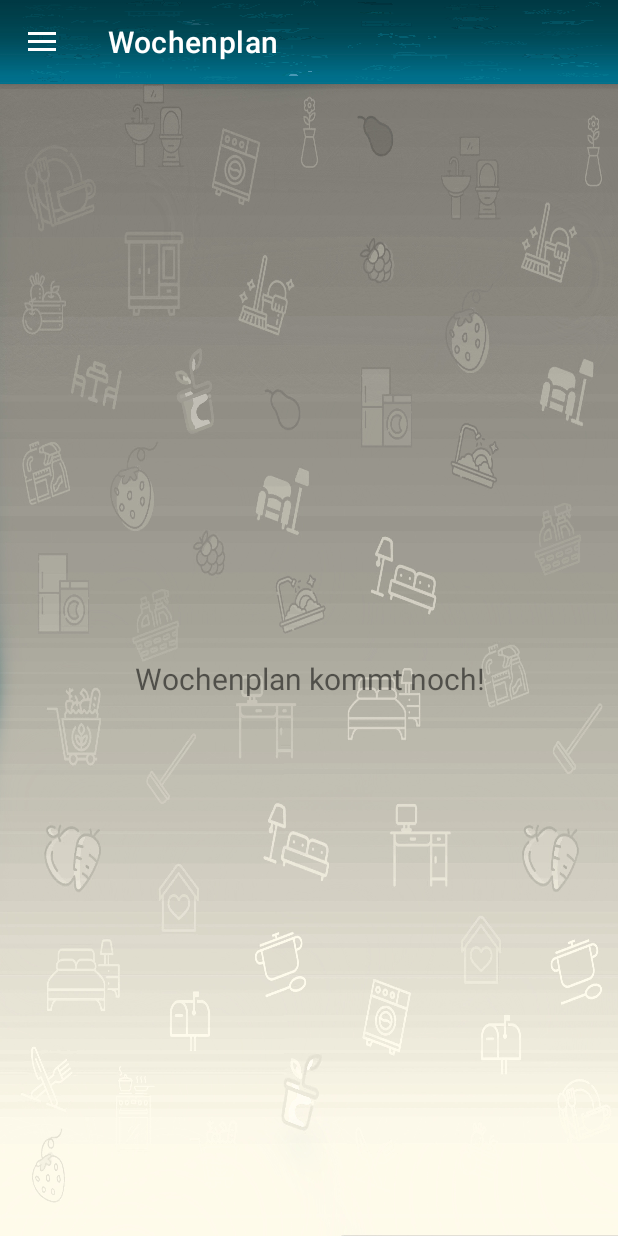
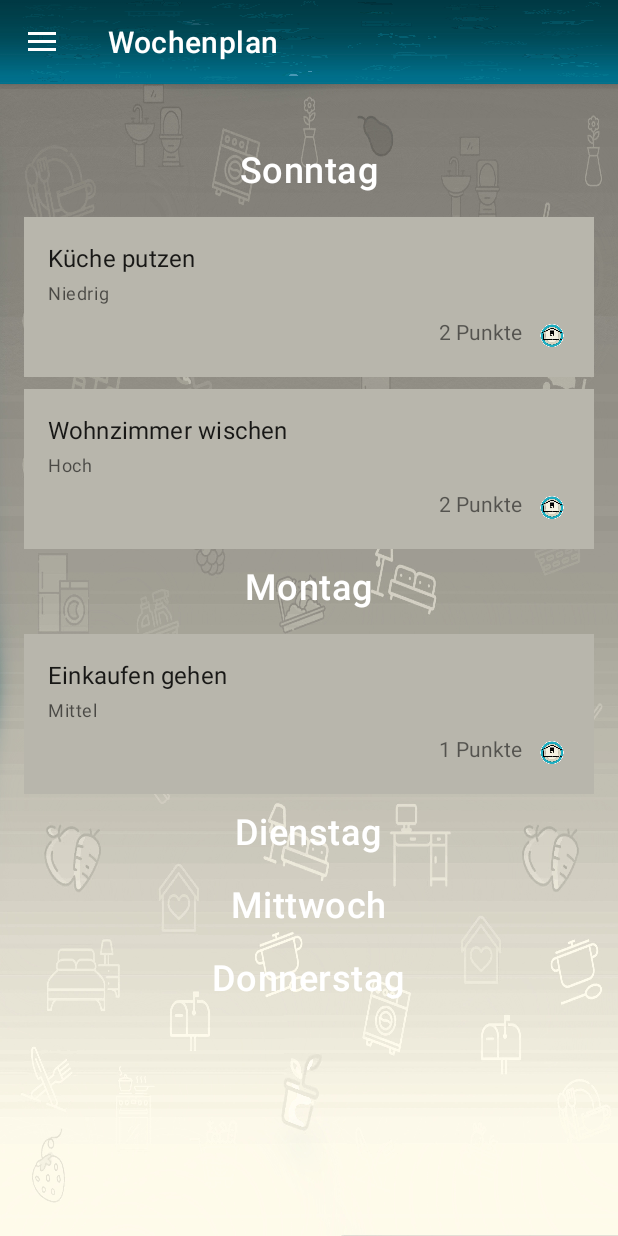
Before and after one commit to RetchBlade/SoftwarePraktikum, an Android app: the screen it shows after launch (MainActivity), on a phone screen of 412 x 824 dp. Run offline under Robolectric (Android 15) with nearby library versions, the phone set to English and light mode, and no system bars; our stand-ins replace navigation-ui.

Commit message:
Wochenplan begonnen

```diff
--- a/app/src/main/java/com/serenitysystems/livable/ui/wochenplan/WochenplanFragment.kt
+++ b/app/src/main/java/com/serenitysystems/livable/ui/wochenplan/WochenplanFragment.kt
@@ -4,41 +4,67 @@ import android.os.Bundle
 import android.view.LayoutInflater
 import android.view.View
 import android.view.ViewGroup
+import android.widget.ImageView
 import android.widget.TextView
 import androidx.fragment.app.Fragment
 import androidx.lifecycle.ViewModelProvider
+import com.serenitysystems.livable.R
 import com.serenitysystems.livable.databinding.FragmentWochenplanBinding
+import com.serenitysystems.livable.ui.wochenplan.data.Task
+import java.util.*
 
 class WochenplanFragment : Fragment() {
 
-    // Binding-Objekt, das nur zwischen onCreateView und onDestroyView gültig ist
     private var _binding: FragmentWochenplanBinding? = null
-
-    // Dieses Property ist nur zwischen onCreateView und onDestroyView gültig
     private val binding get() = _binding!!
 
     override fun onCreateView(
-        inflater: LayoutInflater,  // LayoutInflater zum Aufblasen von Layouts
-        container: ViewGroup?,    // Container, in den das Fragment eingefügt wird
-        savedInstanceState: Bundle? // gespeicherter Zustand
+        inflater: LayoutInflater,
+        container: ViewGroup?,
+        savedInstanceState: Bundle?
     ): View {
-        // Initialisieren des ViewModels
         val wochenplanViewModel =
             ViewModelProvider(this).get(WochenplanViewModel::class.java)
 
-        // Aufblasen des Layouts für dieses Fragment
         _binding = FragmentWochenplanBinding.inflate(inflater, container, false)
         val root: View = binding.root
 
-        // Finden der TextView und Beobachten der LiveData des ViewModels
-        val textView: TextView = binding.textHome
-        wochenplanViewModel.text.observe(viewLifecycleOwner) {
-            textView.text = it // Aktualisieren des Textes in der TextView, wenn sich die LiveData ändert
+        wochenplanViewModel.tasks.observe(viewLifecycleOwner) { tasks ->
+            displayTasks(tasks)
         }
-        return root // Zurückgeben der Wurzelansicht
+
+        return root
     }
 
-    // Aufräumen des Binding-Objekts, um Speicherlecks zu vermeiden
+    private fun displayTasks(tasks: List<Task>) {
+        val today = Calendar.getInstance().get(Calendar.DAY_OF_WEEK)
+        val daysOfWeek = arrayOf("Sonntag", "Montag", "Dienstag", "Mittwoch", "Donnerstag", "Freitag", "Samstag")
+        val startIndex = today - 1
+
+        val layout = binding.taskLayout
+        layout.removeAllViews()
+
+        for (i in 0..4) {
+            val dayIndex = (startIndex + i) % 7
+            val day = daysOfWeek[dayIndex]
+
+            val dayTasks = tasks.filter { it.day == day }
+
+            val dayHeader = LayoutInflater.from(context).inflate(R.layout.wochenplan_day_header, layout, false)
+            dayHeader.findViewById<TextView>(R.id.dayTitle).text = day
+            layout.addView(dayHeader)
+
+            for (task in dayTasks) {
+                val taskView = LayoutInflater.from(context).inflate(R.layout.wochenplan_task_item, layout, false)
+                taskView.findViewById<TextView>(R.id.taskDescription).text = task.description
+                taskView.findViewById<TextView>(R.id.taskPriority).text = task.priority
+                taskView.findViewById<TextView>(R.id.taskPoints).text = "${task.points} Punkte"
+                taskView.findViewById<ImageView>(R.id.taskAssigneeAvatar).setImageResource(task.avatar)
+                layout.addView(taskView)
+            }
+        }
+    }
+
     override fun onDestroyView() {
         super.onDestroyView()
         _binding = null
--- a/app/src/main/java/com/serenitysystems/livable/ui/wochenplan/WochenplanViewModel.kt
+++ b/app/src/main/java/com/serenitysystems/livable/ui/wochenplan/WochenplanViewModel.kt
@@ -3,14 +3,27 @@ package com.serenitysystems.livable.ui.wochenplan
 import androidx.lifecycle.LiveData
 import androidx.lifecycle.MutableLiveData
 import androidx.lifecycle.ViewModel
+import com.serenitysystems.livable.R
+import com.serenitysystems.livable.ui.wochenplan.data.Task
 
 class WochenplanViewModel : ViewModel() {
 
-    // Private MutableLiveData, die den Text speichert und initialisiert
-    private val _text = MutableLiveData<String>().apply {
-        value = "Wochenplan kommt noch!" // Initialer Wert für die LiveData
+    private val _tasks = MutableLiveData<List<Task>>()
+    val tasks: LiveData<List<Task>> = _tasks
+
+    init {
+        loadTasks()
     }
 
-    // Öffentlich zugängliche LiveData, die von der UI beobachtet werden kann
-    val text: LiveData<String> = _text
+    private fun loadTasks() {
+        // Hier könntest du die Aufgaben aus einer Datenquelle laden. Für das Beispiel sind sie hartcodiert.
+        val tasksList = listOf(
+            Task("Sonntag", "Küche putzen", "Niedrig", 2, "Haneen", R.drawable.logo),
+            Task("Sonntag", "Wohnzimmer wischen", "Hoch", 2, "Lorenz", R.drawable.logo),
+            Task("Montag", "Einkaufen gehen", "Mittel", 1, "Yanik", R.drawable.logo),
+            // Füge weitere Aufgaben hinzu...
+        )
+        _tasks.value = tasksList
+    }
+
 }
--- /dev/null
+++ b/app/src/main/java/com/serenitysystems/livable/ui/wochenplan/data/Task.kt
@@ -0,0 +1,10 @@
+package com.serenitysystems.livable.ui.wochenplan.data
+
+data class Task(
+    val day: String,
+    val description: String,
+    val priority: String,
+    val points: Int,
+    val assignee: String,
+    val avatar: Int // Drawable resource ID for the avatar
+)
--- a/app/src/main/res/layout/fragment_wochenplan.xml
+++ b/app/src/main/res/layout/fragment_wochenplan.xml
@@ -1,22 +1,21 @@
 <?xml version="1.0" encoding="utf-8"?>
-<androidx.constraintlayout.widget.ConstraintLayout xmlns:android="http://schemas.android.com/apk/res/android"
-    xmlns:app="http://schemas.android.com/apk/res-auto"
+<LinearLayout xmlns:android="http://schemas.android.com/apk/res/android"
     xmlns:tools="http://schemas.android.com/tools"
     android:layout_width="match_parent"
     android:layout_height="match_parent"
+    android:orientation="vertical"
     tools:context=".ui.wochenplan.WochenplanFragment">
 
-    <TextView
-        android:id="@+id/text_home"
+    <ScrollView
         android:layout_width="match_parent"
-        android:layout_height="wrap_content"
-        android:layout_marginStart="8dp"
-        android:layout_marginTop="8dp"
-        android:layout_marginEnd="8dp"
-        android:textAlignment="center"
-        android:textSize="20sp"
-        app:layout_constraintBottom_toBottomOf="parent"
-        app:layout_constraintEnd_toEndOf="parent"
-        app:layout_constraintStart_toStartOf="parent"
-        app:layout_constraintTop_toTopOf="parent" />
-</androidx.constraintlayout.widget.ConstraintLayout>
+        android:layout_height="match_parent">
+
+        <LinearLayout
+            android:id="@+id/taskLayout"
+            android:layout_width="match_parent"
+            android:layout_height="wrap_content"
+            android:orientation="vertical"
+            android:padding="16dp">
+        </LinearLayout>
+    </ScrollView>
+</LinearLayout>
--- /dev/null
+++ b/app/src/main/res/layout/wochenplan_day_header.xml
@@ -0,0 +1,16 @@
+<?xml version="1.0" encoding="utf-8"?>
+<LinearLayout xmlns:android="http://schemas.android.com/apk/res/android"
+    android:layout_width="match_parent"
+    android:layout_height="wrap_content"
+    android:orientation="horizontal"
+    android:gravity="center"
+    android:padding="8dp">
+
+    <TextView
+        android:id="@+id/dayTitle"
+        android:layout_width="wrap_content"
+        android:layout_height="wrap_content"
+        android:textAppearance="?attr/textAppearanceHeadline6"
+        android:textColor="@android:color/white"
+        android:textSize="24sp"/>
+</LinearLayout>
--- /dev/null
+++ b/app/src/main/res/layout/wochenplan_task_item.xml
@@ -0,0 +1,41 @@
+<?xml version="1.0" encoding="utf-8"?>
+<LinearLayout xmlns:android="http://schemas.android.com/apk/res/android"
+    android:layout_width="match_parent"
+    android:layout_height="wrap_content"
+    android:orientation="vertical"
+    android:background="@color/dark_beige"
+    android:padding="16dp"
+    android:layout_marginTop="8dp">
+
+    <TextView
+        android:id="@+id/taskDescription"
+        android:layout_width="wrap_content"
+        android:layout_height="wrap_content"
+        android:textAppearance="?attr/textAppearanceSubtitle1"
+        android:layout_marginBottom="4dp"/>
+
+    <TextView
+        android:id="@+id/taskPriority"
+        android:layout_width="wrap_content"
+        android:layout_height="wrap_content"
+        android:textAppearance="?attr/textAppearanceCaption"
+        android:layout_marginBottom="8dp"/>
+
+    <LinearLayout
+        android:layout_width="match_parent"
+        android:layout_height="wrap_content"
+        android:orientation="horizontal"
+        android:gravity="end">
+
+        <TextView
+            android:id="@+id/taskPoints"
+            android:layout_width="wrap_content"
+            android:layout_height="wrap_content"
+            android:layout_marginEnd="8dp" />
+
+        <ImageView
+            android:id="@+id/taskAssigneeAvatar"
+            android:layout_width="24dp"
+            android:layout_height="24dp" />
+    </LinearLayout>
+</LinearLayout>
```
